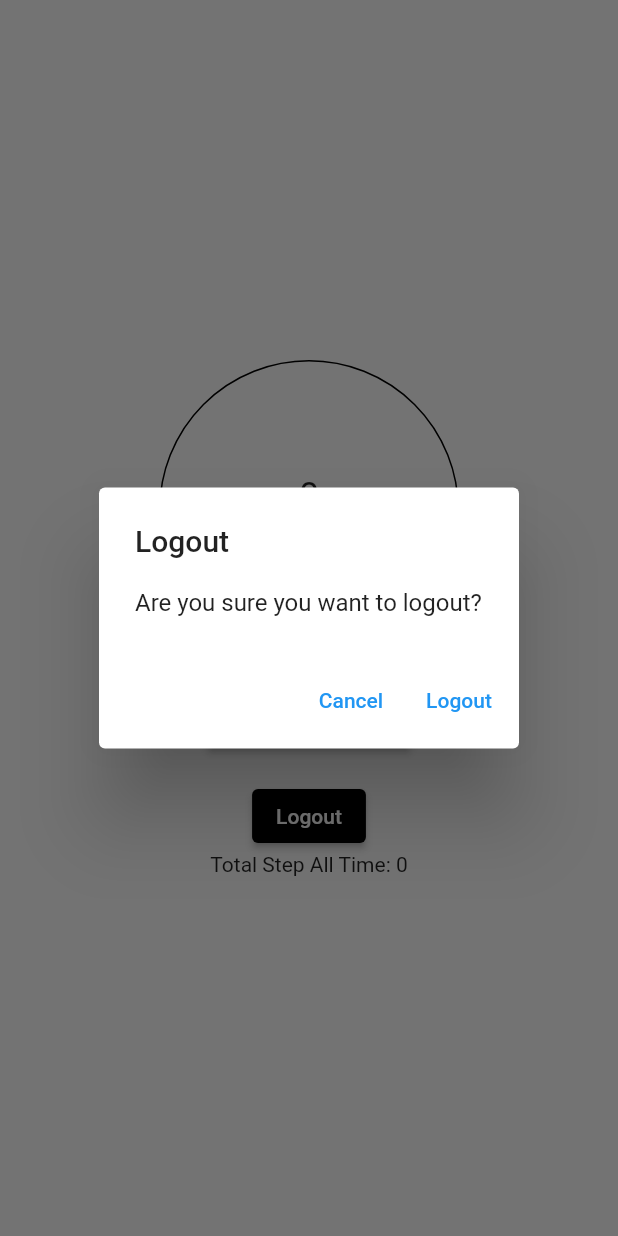
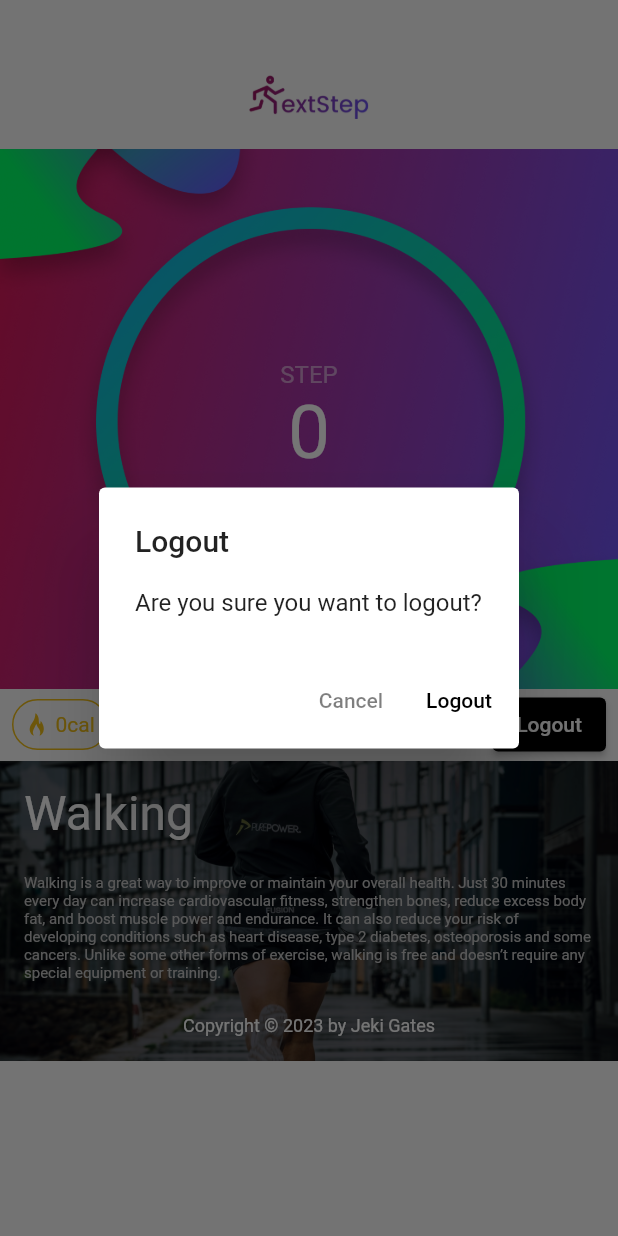
Before and after one commit to jekigates/next_step, a Flutter app: the PedometerPage screen opened by its route, after a tap on "Logout", on a phone screen of 412 x 824 dp. Run offline on Flutter 3.47's test engine with Material 2 defaults, Android fonts, the phone set to English and light mode, and no system bars; our stand-ins replace cloud_firestore, firebase_auth, firebase_core, flutter_local_notifications, flutter_svg, fluttertoast and 1 more; accounts and stored records are empty.

Commit message:
add walking info section to pedometer page

```diff
--- a/lib/pedometer_page.dart
+++ b/lib/pedometer_page.dart
@@ -5,6 +5,7 @@ import 'package:flutter_local_notifications/flutter_local_notifications.dart';
 import 'package:firebase_auth/firebase_auth.dart';
 import 'package:cloud_firestore/cloud_firestore.dart';
 import 'package:fluttertoast/fluttertoast.dart';
+import 'package:flutter_svg/flutter_svg.dart';
 
 class PedometerPage extends StatefulWidget {
   @override
@@ -162,50 +163,83 @@ class _PedometerPageState extends State<PedometerPage> {
         body: _user != null
             ? Center(
                 child: Column(
-                  mainAxisAlignment: MainAxisAlignment.center,
+                  mainAxisAlignment: MainAxisAlignment.start,
                   children: [
-                    SizedBox(
-                      width: _circleSize,
-                      height: _circleSize,
-                      child: DecoratedBox(
+                    SizedBox(height: 50),
+                    Image.asset(
+                      'assets/images/logo.png', // replace with your image path
+                      width: 80, // adjust the size as needed
+                    ),
+                    SizedBox(height: 20),
+                    Container(
+                      width: double.infinity,
+                      height: 360,
                       decoration: BoxDecoration(
-                          shape: BoxShape.circle,
-                          border: Border.all(color: Colors.black),
+                        image: DecorationImage(
+                          image: AssetImage('assets/images/background.png'),
+                          fit: BoxFit.cover,
+                        ),
                       ),
                       child: Center(
                         child: Column(
                           mainAxisAlignment: MainAxisAlignment.center,
                           children: [
+                            Opacity(
+                              opacity: 0.5,
+                              child: Text(
+                                'STEP',
+                                style: TextStyle(
+                                    fontSize: 16, color: Colors.white),
+                              ),
+                            ),
                             Text(
                               '$_stepsCount',
-                                style: TextStyle(fontSize: 24),
-                              ),
-                              Text(
-                                'STEP',
-                                style: TextStyle(fontSize: 16),
+                              style:
+                                  TextStyle(fontSize: 50, color: Colors.white),
                             ),
                           ],
                         ),
                       ),
                     ),
-                    ),
-                    SizedBox(height: 16),
-                    ElevatedButton(
-                      onPressed: () {
-                        // Panggil method untuk mengirim notifikasi di sini
-                        _sendNotification();
-                      },
-                      child: Text('Test Notification'),
-                      style: ButtonStyle(
-                        backgroundColor:
-                            MaterialStateProperty.all<Color>(Colors.black),
+                    Row(
+                      mainAxisAlignment: MainAxisAlignment.spaceBetween,
+                      children: [
+                        Padding(
+                          padding: EdgeInsets.symmetric(horizontal: 8.0),
+                          child: Container(
+                            padding: EdgeInsets.all(8),
+                            decoration: BoxDecoration(
+                              borderRadius: BorderRadius.circular(20),
+                              border: Border.all(
+                                color: Color(0xFFF0BE15),
+                                width: 1,
                               ),
                             ),
-                    SizedBox(height: 16),
-                    ElevatedButton(
+                            child: Row(
+                              mainAxisAlignment: MainAxisAlignment.center,
+                              crossAxisAlignment: CrossAxisAlignment.center,
+                              children: [
+                                SvgPicture.asset(
+                                  'assets/fire.svg',
+                                  color: Color(0xFFF0BE15),
+                                  height: 15,
+                                  width: 15,
+                                ),
+                                SizedBox(width: 5),
+                                Text(
+                                  '${(_stepsCount / 1300 * 60).toStringAsFixed(0)}cal',
+                                  style: TextStyle(color: Color(0xFFF0BE15)),
+                                ),
+                              ],
+                            ),
+                          ),
+                        ),
+                        Padding(
+                          padding: EdgeInsets.symmetric(horizontal: 8.0),
+                          child: ElevatedButton(
                             style: ButtonStyle(
-                        backgroundColor:
-                            MaterialStateProperty.all<Color>(Colors.black),
+                              backgroundColor: MaterialStateProperty.all<Color>(
+                                  Colors.black),
                             ),
                             onPressed: () {
                               // Tampilkan dialog konfirmasi logout
@@ -214,16 +248,27 @@ class _PedometerPageState extends State<PedometerPage> {
                                 builder: (BuildContext context) {
                                   return AlertDialog(
                                     title: Text('Logout'),
-                              content: Text('Are you sure you want to logout?'),
+                                    content: Text(
+                                        'Are you sure you want to logout?'),
                                     actions: <Widget>[
                                       TextButton(
-                                  child: Text('Cancel'),
+                                        child: Opacity(
+                                          opacity: 0.5,
+                                          child: Text(
+                                            'Cancel',
+                                            style:
+                                                TextStyle(color: Colors.black),
+                                          ),
+                                        ),
                                         onPressed: () {
                                           Navigator.of(context).pop();
                                         },
                                       ),
                                       TextButton(
-                                  child: Text('Logout'),
+                                        child: Text(
+                                          'Logout',
+                                          style: TextStyle(color: Colors.black),
+                                        ),
                                         onPressed: () async {
                                           // Logout dari firebase
                                           await FirebaseAuth.instance.signOut();
@@ -239,7 +284,50 @@ class _PedometerPageState extends State<PedometerPage> {
                             },
                             child: Text('Logout'),
                           ),
-                    Text('Total Step All Time: ${_totalStepsCount}')
+                        ),
+                      ],
+                    ),
+                    Container(
+                      width: double.infinity,
+                      height: 200,
+                      padding: EdgeInsets.all(16),
+                      decoration: BoxDecoration(
+                        image: DecorationImage(
+                          image: AssetImage('assets/images/walking.png'),
+                          fit: BoxFit.cover,
+                        ),
+                      ),
+                      child: Column(
+                        mainAxisAlignment: MainAxisAlignment.spaceBetween,
+                        children: [
+                          Align(
+                            alignment: Alignment.centerLeft,
+                            child: Text(
+                              'Walking',
+                              style:
+                                  TextStyle(fontSize: 32, color: Colors.white),
+                            ),
+                          ),
+                          Align(
+                            alignment: Alignment.centerLeft,
+                            child: Text(
+                              'Walking is a great way to improve or maintain your overall health. Just 30 minutes every day can increase cardiovascular fitness, strengthen bones, reduce excess body fat, and boost muscle power and endurance. It can also reduce your risk of developing conditions such as heart disease, type 2 diabetes, osteoporosis and some cancers. Unlike some other forms of exercise, walking is free and doesn’t require any special equipment or training. ',
+                              style: TextStyle(
+                                  fontSize: 10, color: Color(0xFFC2C2C2)),
+                            ),
+                          ),
+                          Align(
+                            alignment: Alignment.center,
+                            child: Text(
+                              'Copyright © 2023 by Jeki Gates',
+                              style:
+                                  TextStyle(fontSize: 12, color: Colors.white),
+                            ),
+                          ),
+                        ],
+                      ),
+                    ),
+                    // Text('Total Step All Time: ${_totalStepsCount}')
                   ],
                 ),
               )
--- a/pubspec.yaml
+++ b/pubspec.yaml
@@ -34,6 +34,7 @@ dependencies:
   flutter:
     sdk: flutter
   flutter_local_notifications: ^9.1.4
+  flutter_svg: ^2.0.2
   fluttertoast: ^8.2.1
   sensors: ^2.0.3
 
@@ -53,6 +54,9 @@ flutter:
   # To add assets to your application, add an assets section, like this:
   assets:
     - assets/images/logo.png
+    - assets/images/background.png
+    - assets/images/walking.png
+    - assets/fire.svg
   #   - images/a_dot_burr.jpeg
   #   - images/a_dot_ham.jpeg
   # An image asset can refer to one or more resolution-specific "variants", see
```
Also changed, not shown: assets/fire.svg (added), assets/images/background.png (added), assets/images/walking.png (added), pubspec.lock. Lines whose indentation alone changed are shown as unchanged.
